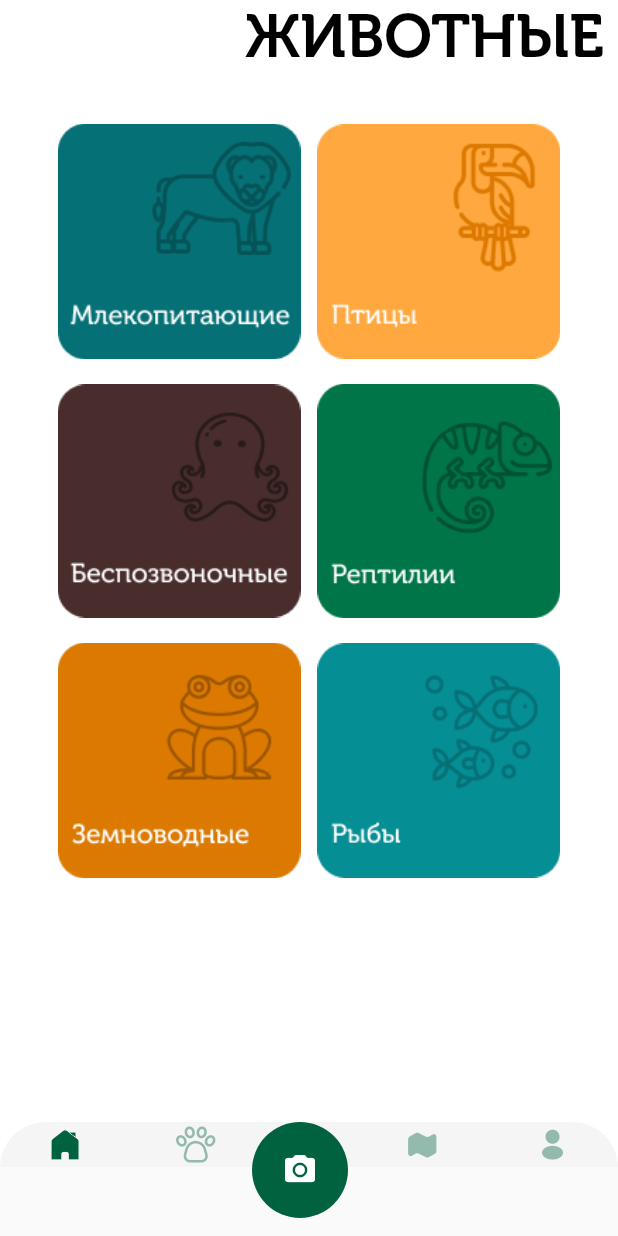
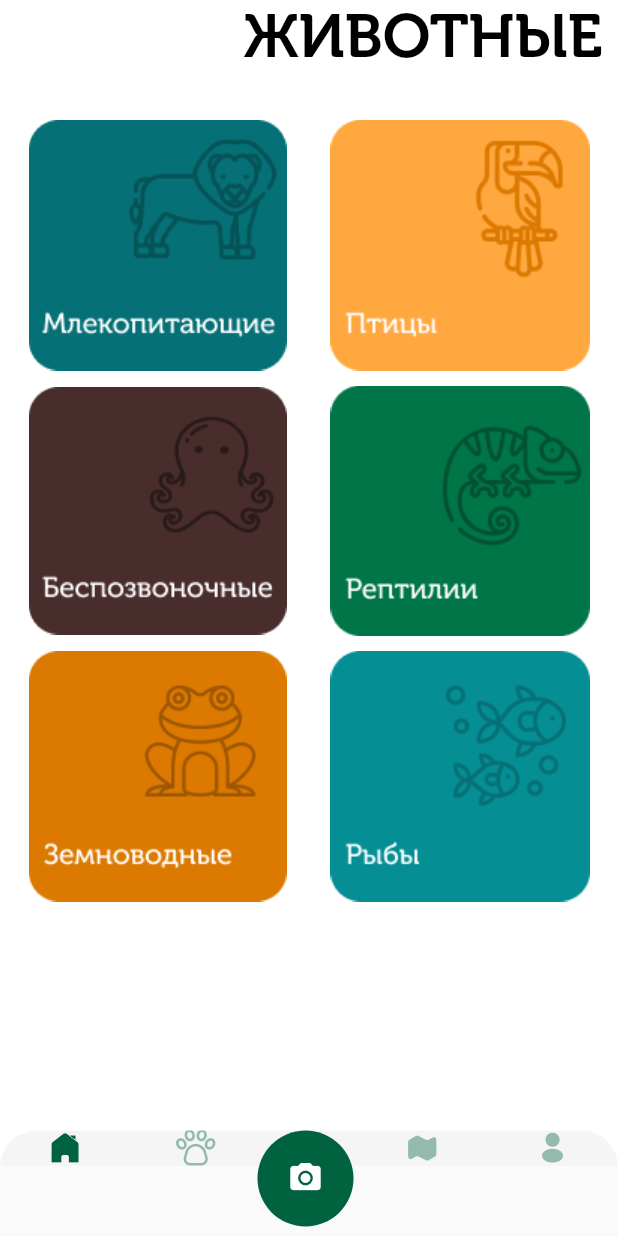
Before and after one commit to Zoorman24/ZooProject, a Flutter app: the screen it shows after launch, on a phone screen of 412 x 824 dp. Run offline on Flutter 3.47's test engine with Material 2 defaults, Android fonts, the phone set to English and light mode, and no system bars; our stand-ins replace audioplayers, simple_circular_progress_bar, table_calendar.

Commit message:
Адаптация всех экранов

```diff
--- a/Zoo_Project_List/lib/ListQuest/OnePage/WidgetsOnePageList/OnePageLIST.dart
+++ b/Zoo_Project_List/lib/ListQuest/OnePage/WidgetsOnePageList/OnePageLIST.dart
@@ -1,4 +1,5 @@
 import 'package:Zoo_Project/ListQuest/OnePage/WidgetsOnePageList/ListAnimals.dart';
+import 'package:Zoo_Project/image/image.dart';
 
 import 'package:flutter/material.dart';
 import 'package:simple_circular_progress_bar/simple_circular_progress_bar.dart';
@@ -39,10 +40,7 @@ class _QuestList extends State<QuestList> {
                     onTap: () {
                       Navigator.pop(context);
                     },
-                    child: const Icon(
-                      Icons.arrow_back_ios_new_rounded,
-                      size: 20,
-                    ),
+                    child: Image(image: appimages.arrowcircleleft),
                   ),
                   const Text(
                     'Задания',
--- a/Zoo_Project_List/lib/ListQuest/TwoPage/Quest.dart
+++ b/Zoo_Project_List/lib/ListQuest/TwoPage/Quest.dart
@@ -1,3 +1,4 @@
+import 'package:Zoo_Project/image/image.dart';
 import 'package:flutter/material.dart';
 
 @override
@@ -28,10 +29,7 @@ class _Quest extends State<Quest> {
                     onTap: () {
                       Navigator.pop(context);
                     },
-                    child: const Icon(
-                      Icons.arrow_back_ios_new_rounded,
-                      size: 20,
-                    ),
+                    child: Image(image: appimages.arrowcircleleft),
                   ),
                 ],
               ),
--- a/Zoo_Project_List/lib/ProfileList/listquestion/personalinfo/Personaldata.dart
+++ b/Zoo_Project_List/lib/ProfileList/listquestion/personalinfo/Personaldata.dart
@@ -22,7 +22,7 @@ class _Personaldata extends State<Personaldata> {
         children: [
           SafeArea(
             child: Padding(
-              padding: const EdgeInsets.fromLTRB(10, 12, 10, 0),
+              padding: const EdgeInsets.fromLTRB(9, 12, 9, 0),
               child: Column(
                 children: [
                   Row(
@@ -163,7 +163,7 @@ class _Personaldata extends State<Personaldata> {
                               builder: (context) => myorder()));
                         },
                         child: Container(
-                            width: 181,
+                            width: MediaQuery.of(context).size.width / 2.15,
                             height: 97,
                             decoration: BoxDecoration(
                                 borderRadius: BorderRadius.circular(20),
@@ -198,7 +198,7 @@ class _Personaldata extends State<Personaldata> {
                               builder: (context) => myticket()));
                         },
                         child: Container(
-                            width: 181,
+                            width: MediaQuery.of(context).size.width / 2.15,
                             height: 97,
                             decoration: BoxDecoration(
                                 borderRadius: BorderRadius.circular(20),
--- a/Zoo_Project_List/lib/ProfileList/profilelist.dart
+++ b/Zoo_Project_List/lib/ProfileList/profilelist.dart
@@ -154,7 +154,7 @@ class _profile extends State<profile> {
                           builder: (context) => Personaldata()));
                     },
                     child: Container(
-                      width: MediaQuery.of(context).size.width / 2.2,
+                      width: MediaQuery.of(context).size.width / 2.16,
                       height: 176,
                       decoration: BoxDecoration(
                           borderRadius: BorderRadius.circular(20),
@@ -187,7 +187,7 @@ class _profile extends State<profile> {
                           builder: (context) => questionlist()));
                     },
                     child: Container(
-                      width: MediaQuery.of(context).size.width / 2.2,
+                      width: MediaQuery.of(context).size.width / 2.16,
                       height: 176,
                       decoration: BoxDecoration(
                           borderRadius: BorderRadius.circular(20),
--- a/Zoo_Project_List/lib/ZooInfo/ListAnimals/schedule.dart
+++ b/Zoo_Project_List/lib/ZooInfo/ListAnimals/schedule.dart
@@ -19,7 +19,7 @@ class mammals extends StatelessWidget {
             },
             child: Container(
               height: 91,
-              width: 380,
+              width: MediaQuery.of(context).size.width,
               decoration: BoxDecoration(
                 borderRadius: BorderRadius.circular(20),
                 color: Color.fromARGB(255, 245, 245, 245),
--- a/Zoo_Project_List/lib/ZooInfo/ListZooInfo/ZooInfolist.dart
+++ b/Zoo_Project_List/lib/ZooInfo/ListZooInfo/ZooInfolist.dart
@@ -18,7 +18,7 @@ class _Quest extends State<ZooinfoList> {
         child: Column(
           children: [
             Padding(
-              padding: const EdgeInsets.only(right: 9),
+              padding: const EdgeInsets.only(right: 10),
               child: Row(
                 mainAxisAlignment: MainAxisAlignment.end,
                 children: [
@@ -36,13 +36,12 @@ class _Quest extends State<ZooinfoList> {
               height: 32,
             ),
             Wrap(
-              runSpacing: 11,
-              spacing: 11,
+              runSpacing: 10,
+              spacing: 10,
               children: [
                 Container(
-                  padding: EdgeInsets.only(left: 10),
-                  width: 172,
-                  height: 162,
+                  width: MediaQuery.of(context).size.width / 2.15,
+                  height: 167,
                   child: InkWell(
                     onTap: () {
                       Navigator.of(context).push(MaterialPageRoute(
@@ -54,45 +53,40 @@ class _Quest extends State<ZooinfoList> {
                   ),
                 ),
                 Container(
-                  padding: EdgeInsets.only(right: 10),
-                  width: 172,
-                  height: 162,
+                  width: MediaQuery.of(context).size.width / 2.15,
+                  height: 167,
                   child: InkWell(
                     onTap: () {},
                     child: const Image(image: appimages.birds),
                   ),
                 ),
                 Container(
-                  padding: EdgeInsets.only(left: 10),
-                  width: 172,
-                  height: 162,
+                  width: MediaQuery.of(context).size.width / 2.15,
+                  height: 167,
                   child: InkWell(
                     onTap: () {},
                     child: const Image(image: appimages.Invert),
                   ),
                 ),
                 Container(
-                  padding: EdgeInsets.only(right: 10),
-                  width: 172,
-                  height: 162,
+                  width: MediaQuery.of(context).size.width / 2.15,
+                  height: 167,
                   child: InkWell(
                     onTap: () {},
                     child: const Image(image: appimages.Reptiles),
                   ),
                 ),
                 Container(
-                  padding: EdgeInsets.only(left: 10),
-                  width: 172,
-                  height: 162,
+                  width: MediaQuery.of(context).size.width / 2.15,
+                  height: 167,
                   child: InkWell(
                     onTap: () {},
                     child: const Image(image: appimages.Amphibians),
                   ),
                 ),
                 Container(
-                  padding: EdgeInsets.only(right: 10),
-                  width: 172,
-                  height: 162,
+                  width: MediaQuery.of(context).size.width / 2.15,
+                  height: 167,
                   child: InkWell(
                     onTap: () {},
                     child: const Image(image: appimages.fish),
--- a/Zoo_Project_List/lib/navigationBar/nav_bar.dart
+++ b/Zoo_Project_List/lib/navigationBar/nav_bar.dart
@@ -34,7 +34,6 @@ class NavBar extends StatelessWidget {
                       topRight: Radius.circular(30),
                       topLeft: Radius.circular(30)),
                 ),
-                height: 30,
                 child: Row(
                   children: [
                     navItem(
@@ -66,7 +65,9 @@ class NavBar extends StatelessWidget {
             ),
           ),
           Padding(
-            padding: const EdgeInsets.only(bottom: 12, left: 168),
+            padding: EdgeInsets.only(
+                bottom: MediaQuery.of(context).size.height / 130,
+                left: MediaQuery.of(context).size.width / 2.4),
             child: Container(
                 decoration: BoxDecoration(
                     borderRadius: BorderRadius.circular(40),
```
Also changed, not shown: Zoo_Project_List/lib/ProfileList/listquestion/personalinfo/Myticket/myticketlist.dart (+11 -20 lines), Zoo_Project_List/lib/ProfileList/listquestion/ticketpage/DailyTicket.dart (+21 -27 lines), Zoo_Project_List/lib/ZooInfo/listInfor/listinfor.dart (+13 -4 lines).
